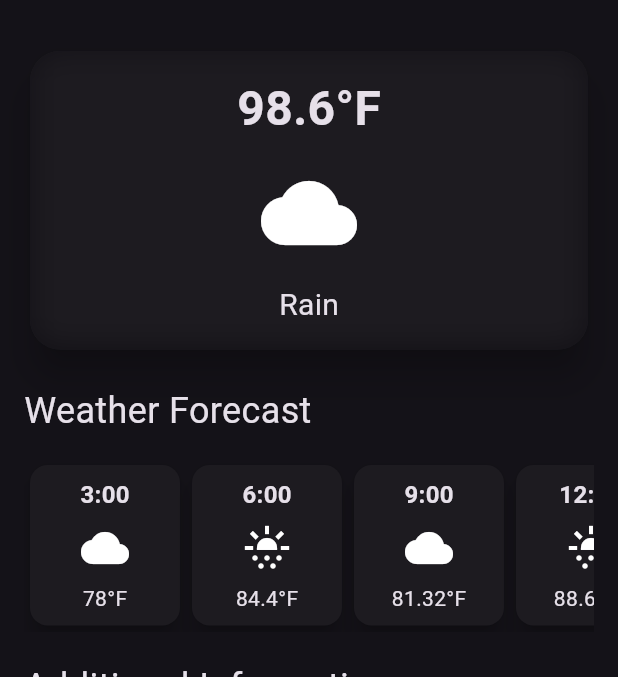
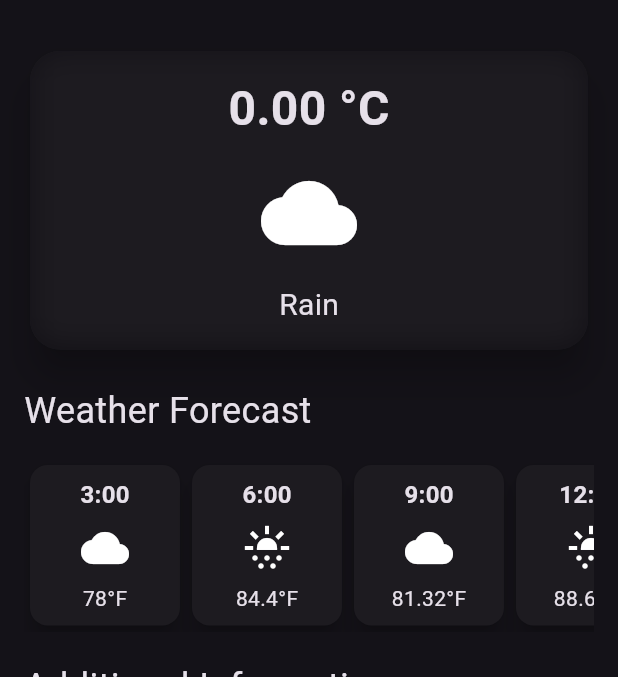
Before and after one commit to princechaudhary874/Flutter_Projects, a Flutter app: the screen it shows after launch, on a phone screen of 412 x 824 dp, the part 63-740 px from its top. Run offline on Flutter 3.47's test engine with Material 3 defaults, Android fonts, the phone set to English and light mode, and no system bars; network calls fail.

Commit message:
learn jsondecode

```diff
--- a/lib/weather_app.dart
+++ b/lib/weather_app.dart
@@ -1,3 +1,4 @@
+import 'dart:convert';
 import 'dart:ui';
 
 import 'package:flutter/material.dart';
@@ -14,6 +15,7 @@ class WeatherScreen extends StatefulWidget {
 }
 
 class _WeatherScreenState extends State<WeatherScreen> {
+  double temp = 0;
   @override
   void initState() {
     super.initState();
@@ -21,12 +23,23 @@ class _WeatherScreenState extends State<WeatherScreen> {
   }
 
   Future getCurrentWeather() async {
-    String cityName = 'Kathmandu';
-    final result = await http.get(
-      Uri.parse(
-          'https://api.openweathermap.org/data/2.5/forecast?q=$cityName&APPID=$openWeatherAPIKey'),
-    );
-    print(result.body);
+    try {
+      String cityName = 'Kathmandu';
+      final result = await http.get(
+        Uri.parse(
+            'https://api.openweathermap.org/data/2.5/forecast?q=$cityName&APPID=$openWeatherAPIKey'),
+      );
+      final data = jsonDecode(result.body);
+      if (data["cod"] != "200") {
+        throw "An unexpected error occured";
+      }
+      // fetchong data from api of first list and showing it in main card temperature
+      setState(() {
+        temp = (data['list'][0]['main']['temp']) - 273.15;
+      });
+    } catch (e) {
+      throw e.toString();
+    }
   }
 
   @override
@@ -64,30 +77,30 @@ class _WeatherScreenState extends State<WeatherScreen> {
                   borderRadius: BorderRadius.circular(20),
                   child: BackdropFilter(
                     filter: ImageFilter.blur(sigmaX: 10, sigmaY: 10),
-                    child: const Padding(
-                      padding: EdgeInsets.all(15.0),
+                    child: Padding(
+                      padding: const EdgeInsets.all(15.0),
                       child: Column(
                         children: [
                           Text(
-                            '98.6°F',
-                            style: TextStyle(
+                            '${temp.toStringAsPrecision(3)} °C',
+                            style: const TextStyle(
                               fontSize: 32,
                               fontWeight: FontWeight.bold,
                             ),
                           ),
-                          SizedBox(
+                          const SizedBox(
                             height: 15,
                           ),
                           // setting cloud
-                          Icon(
+                          const Icon(
                             Icons.cloud,
                             size: 64,
                           ),
-                          SizedBox(
+                          const SizedBox(
                             height: 15,
                           ),
 
-                          Text(
+                          const Text(
                             'Rain',
                             style: TextStyle(
                               fontSize: 20,
```
